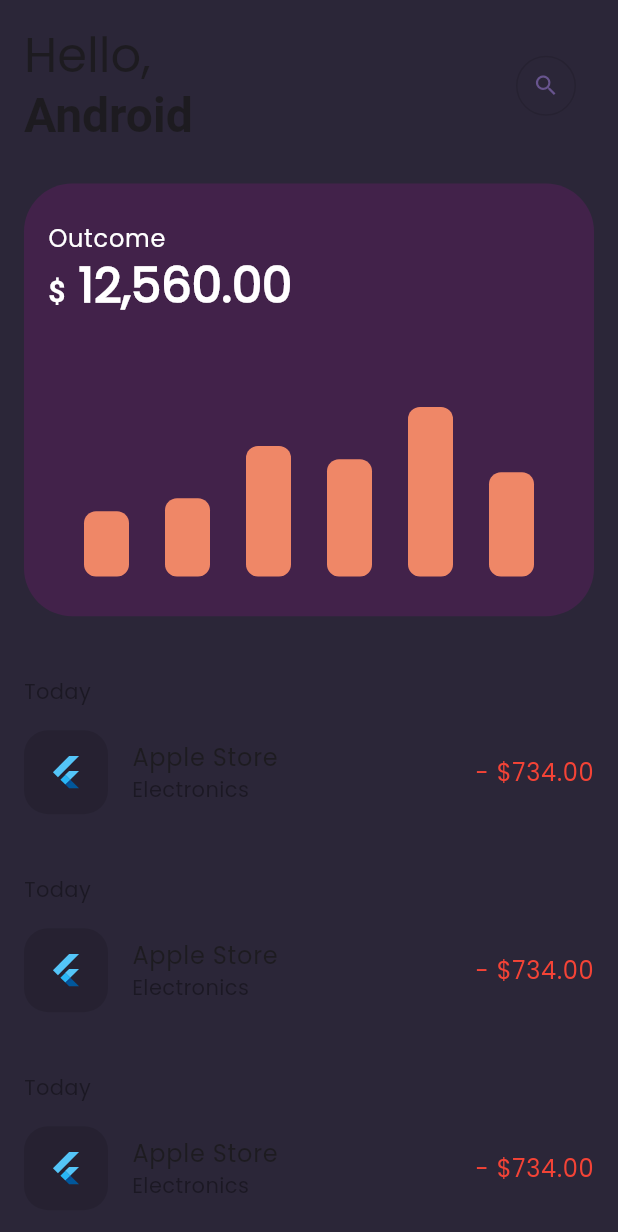
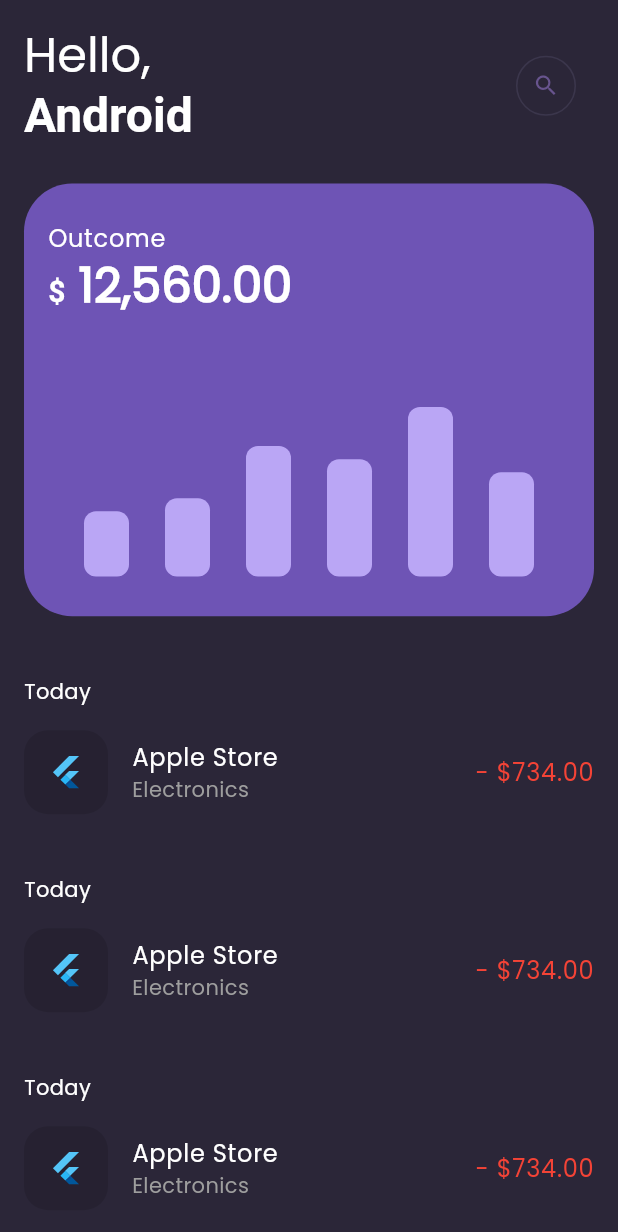
Before and after one commit to harundemir918/expense_tracker_flutter, a Flutter app: the screen it shows after launch, after a tap on "Login", on a phone screen of 412 x 824 dp. Shown: the top 1232 px of the screen. Run offline on Flutter 3.47's test engine with Material 3 defaults, Android fonts, the phone set to English and light mode, and no system bars; drawn by our look-alikes of fl_chart.

Commit message:
refactor: change colors

```diff
--- a/lib/features/auth/presentation/pages/login_page.dart
+++ b/lib/features/auth/presentation/pages/login_page.dart
@@ -42,7 +42,7 @@ class _LoginPageState extends State<LoginPage> {
               AppButton(
                 text: 'Login',
                 onPressed: () {
-                  Navigator.push(
+                  Navigator.pushReplacement(
                     context,
                     MaterialPageRoute(
                       builder: (context) => const HomePage(),
--- a/lib/features/home/presentation/widgets/home_outcome.dart
+++ b/lib/features/home/presentation/widgets/home_outcome.dart
@@ -22,7 +22,7 @@ class HomeOutcome extends StatelessWidget {
         vertical: 24.0,
       ),
       decoration: BoxDecoration(
-        color: AppColors.darkPurpleColor1,
+        color: AppColors.purpleColor,
         borderRadius: BorderRadius.circular(32.0),
       ),
       child: Column(
--- a/lib/features/home/presentation/widgets/home_outcome_chart.dart
+++ b/lib/features/home/presentation/widgets/home_outcome_chart.dart
@@ -29,7 +29,7 @@ class HomeOutcomeChart extends StatelessWidget {
                       toY: data,
                       width: 30,
                       borderRadius: BorderRadius.circular(8.0),
-                      color: AppColors.lightOrangeColor,
+                      color: AppColors.lightPurpleColor3,
                     ),
                   ],
                 ),
--- a/lib/features/home/presentation/widgets/home_search_button.dart
+++ b/lib/features/home/presentation/widgets/home_search_button.dart
@@ -11,7 +11,7 @@ class HomeSearchButton extends StatelessWidget {
       style: TextButton.styleFrom(
         side: BorderSide(
           width: 1,
-          color: AppColors.greyColor,
+          color: AppColors.lightPurpleColor2,
         ),
         shape: const CircleBorder(),
       ),
--- a/lib/features/home/presentation/widgets/home_title.dart
+++ b/lib/features/home/presentation/widgets/home_title.dart
@@ -1,3 +1,4 @@
+import 'package:expense_tracker/core/theme/app_colors.dart';
 import 'package:flutter/material.dart';
 
 class HomeTitle extends StatelessWidget {
@@ -8,7 +9,9 @@ class HomeTitle extends StatelessWidget {
     return Text.rich(
       TextSpan(
         text: 'Hello,\n',
-        style: Theme.of(context).textTheme.headlineLarge,
+        style: Theme.of(context).textTheme.headlineLarge?.copyWith(
+              color: AppColors.whiteColor,
+            ),
         children: const [
           TextSpan(
             text: 'Android',
--- a/lib/features/home/presentation/widgets/home_transaction_card_category.dart
+++ b/lib/features/home/presentation/widgets/home_transaction_card_category.dart
@@ -1,3 +1,4 @@
+import 'package:expense_tracker/core/theme/app_colors.dart';
 import 'package:flutter/material.dart';
 
 class HomeTransactionCardCategory extends StatelessWidget {
@@ -10,7 +11,7 @@ class HomeTransactionCardCategory extends StatelessWidget {
     return Text(
       'Electronics',
       style: Theme.of(context).textTheme.bodyMedium?.copyWith(
-            color: Colors.black38,
+            color: AppColors.hintColor,
           ),
     );
   }
--- a/lib/features/home/presentation/widgets/home_transaction_card_date.dart
+++ b/lib/features/home/presentation/widgets/home_transaction_card_date.dart
@@ -1,3 +1,4 @@
+import 'package:expense_tracker/core/theme/app_colors.dart';
 import 'package:flutter/material.dart';
 
 class HomeTransactionCardDate extends StatelessWidget {
@@ -10,7 +11,7 @@ class HomeTransactionCardDate extends StatelessWidget {
     return Text(
       'Today',
       style: Theme.of(context).textTheme.bodyMedium?.copyWith(
-            color: Colors.black38,
+            color: AppColors.whiteColor,
           ),
     );
   }
--- a/lib/features/home/presentation/widgets/home_transaction_card_title.dart
+++ b/lib/features/home/presentation/widgets/home_transaction_card_title.dart
@@ -1,3 +1,4 @@
+import 'package:expense_tracker/core/theme/app_colors.dart';
 import 'package:flutter/material.dart';
 
 class HomeTransactionCardTitle extends StatelessWidget {
@@ -9,7 +10,9 @@ class HomeTransactionCardTitle extends StatelessWidget {
   Widget build(BuildContext context) {
     return Text(
       'Apple Store',
-      style: Theme.of(context).textTheme.bodyLarge,
+      style: Theme.of(context).textTheme.bodyLarge?.copyWith(
+            color: AppColors.whiteColor,
+          ),
     );
   }
 }
```
